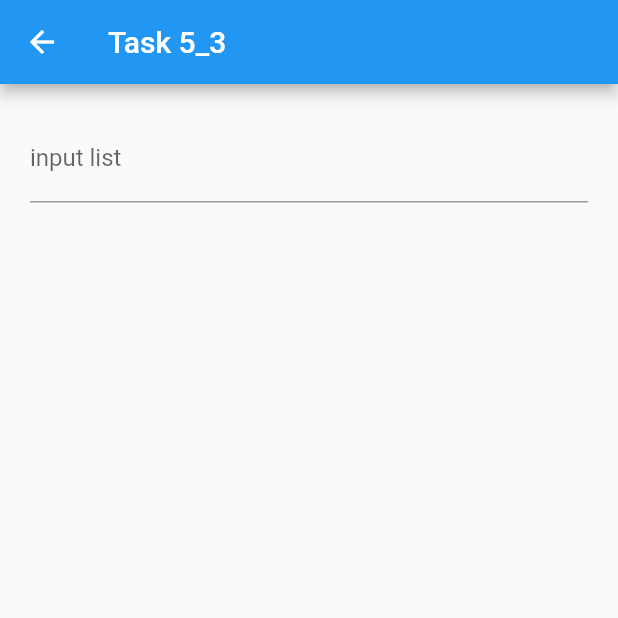
After one commit to phongnguyenxuan/Flutter, a Flutter app: the Task5_3 screen opened directly, on a phone screen of 412 x 824 dp, the top half of it. The commit adds this screen. Run offline on Flutter 3.47's test engine with Material 2 defaults, Android fonts, the phone set to English and light mode, and no system bars.

Commit message:
update task 5_3

```diff
--- /dev/null
+++ b/lib/level_5/task5_3.dart
@@ -0,0 +1,56 @@
+import 'package:flutter/material.dart';
+
+class Task5_3 extends StatefulWidget {
+  const Task5_3({super.key});
+
+  @override
+  State<Task5_3> createState() => _Task5_3State();
+}
+
+class _Task5_3State extends State<Task5_3> {
+  List<int> inputList = [];
+  TextEditingController controller = TextEditingController();
+  late String result = '';
+  @override
+  Widget build(BuildContext context) {
+    return Scaffold(
+      appBar: AppBar(
+        title: const Text('Task 5_3'),
+      ),
+      body: Column(
+        children: [
+          Padding(
+            padding: const EdgeInsets.all(20.0),
+            child: TextFormField(
+              controller: controller,
+              onFieldSubmitted: (value) {
+                inputList = controller.text
+                    .split(',')
+                    .map((e) => int.parse(e))
+                    .toList();
+                //
+                int n = inputList.length;
+                var newList = [];
+                for (int i = 0; i < n; i++) {
+                  newList.add(inputList[i]);
+                  for (int j = i + 1; j < n; j++) {
+                    if (inputList[i] == inputList[j]) {
+                      newList.removeWhere((element) => element == inputList[j]);
+                    }
+                  }
+                }
+                setState(() {
+                  result = newList.toString();
+                });
+              },
+              decoration: const InputDecoration(
+                  labelText: 'input list',
+                  hintText: 'nhập các phần tử cách nhau bởi dấu ,'),
+            ),
+          ),
+          Text(result)
+        ],
+      ),
+    );
+  }
+}
--- a/lib/main.dart
+++ b/lib/main.dart
@@ -26,6 +26,7 @@ import 'package:my_project/level_4/task4_2.dart';
 import 'package:my_project/level_4/task4_3.dart';
 import 'package:my_project/level_4/task4_7.dart';
 import 'package:my_project/level_5/task5_2.dart';
+import 'package:my_project/level_5/task5_3.dart';
 import 'level_1/task1_5.dart';
 import 'level_3/task3_1.dart';
 import 'level_4/task4_6.dart';
@@ -98,6 +99,7 @@ class _MyHomePageState extends State<MyHomePage> {
   List<Widget> listTaskLevel5 = [
     const Task5_1(),
     const Task5_2(),
+    const Task5_3(),
   ];
   @override
   Widget build(BuildContext context) {
```
